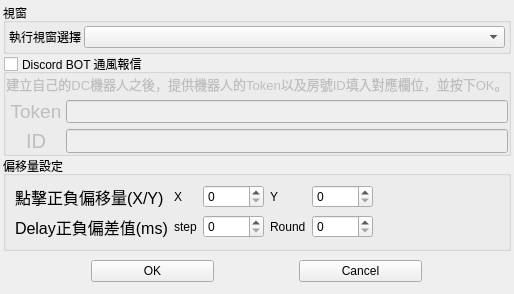
Before: the Qt Designer form UI/Homepage/Setting.ui in Jukon3234/ChatGPT_Make_me_WorkHarder, drawn with Qt 5.
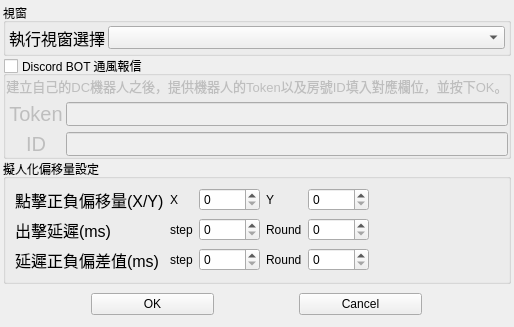
After: the same form once the commit is applied.

The edit to the form file:
```diff
--- a/UI/Homepage/Setting.ui
+++ b/UI/Homepage/Setting.ui
@@ -7,7 +7,7 @@
     <x>0</x>
     <y>0</y>
     <width>502</width>
-    <height>244</height>
+    <height>270</height>
    </rect>
   </property>
   <property name="windowTitle">
@@ -64,6 +64,11 @@
           <height>16777215</height>
          </size>
         </property>
+        <property name="font">
+         <font>
+          <pointsize>12</pointsize>
+         </font>
+        </property>
         <property name="text">
          <string>執行視窗選擇</string>
         </property>
@@ -151,7 +156,7 @@
           </property>
           <property name="font">
            <font>
-            <pointsize>14</pointsize>
+            <pointsize>15</pointsize>
            </font>
           </property>
           <property name="text">
@@ -275,7 +280,7 @@
    <item row="5" column="0" colspan="2">
     <widget class="QGroupBox" name="groupBox_3">
      <property name="title">
-      <string>偏移量設定</string>
+      <string>擬人化偏移量設定</string>
      </property>
      <layout class="QGridLayout" name="gridLayout_3">
       <item row="0" column="3">
@@ -349,7 +354,14 @@
         </property>
        </widget>
       </item>
-      <item row="1" column="0">
+      <item row="2" column="1">
+       <widget class="QLabel" name="label_8">
+        <property name="text">
+         <string>step</string>
+        </property>
+       </widget>
+      </item>
+      <item row="2" column="0">
        <widget class="QLabel" name="label_7">
         <property name="font">
          <font>
@@ -357,19 +369,44 @@
          </font>
         </property>
         <property name="text">
-         <string>Delay正負偏差值(ms)</string>
+         <string>延遲正負偏差值(ms)</string>
+        </property>
+       </widget>
+      </item>
+      <item row="2" column="2">
+       <widget class="QSpinBox" name="StepPMData"/>
+      </item>
+      <item row="2" column="3">
+       <widget class="QLabel" name="label_9">
+        <property name="text">
+         <string>Round</string>
+        </property>
+       </widget>
+      </item>
+      <item row="2" column="4">
+       <widget class="QSpinBox" name="RoundPMData"/>
+      </item>
+      <item row="1" column="0">
+       <widget class="QLabel" name="label_11">
+        <property name="font">
+         <font>
+          <pointsize>12</pointsize>
+         </font>
+        </property>
+        <property name="text">
+         <string>出擊延遲(ms)</string>
         </property>
        </widget>
       </item>
       <item row="1" column="1">
-       <widget class="QLabel" name="label_8">
+       <widget class="QLabel" name="label_10">
         <property name="text">
          <string>step</string>
         </property>
        </widget>
       </item>
       <item row="1" column="3">
-       <widget class="QLabel" name="label_9">
+       <widget class="QLabel" name="label_12">
         <property name="text">
          <string>Round</string>
         </property>
```
Left out of the diff: 36 changed lines with no effect on the pictures.
